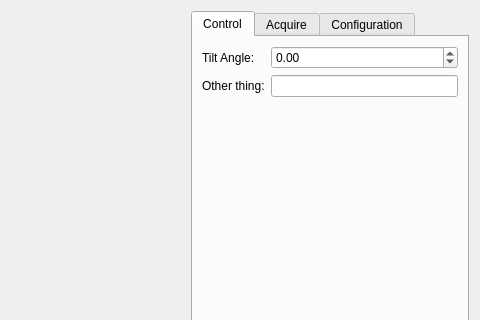
OpenChemistry/tomviz, file tomviz/AcquisitionWidget.ui: the form before one commit; both pictures show x 887 to 1367 and y 0 to 320 of the 1367 by 797 pixel window.
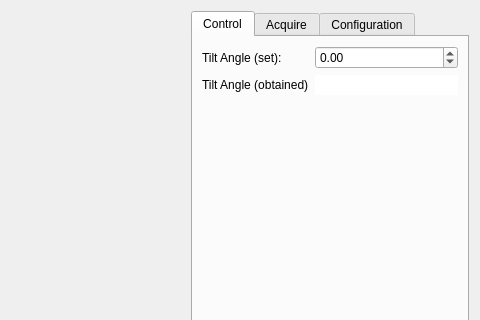
The form after the commit. Custom widgets are drawn as their Qt base class.

Commit message:
Record and show the angle obtained from the response
This may not exactly match what was requested, and in the case of the
mock server it will give you the closest angle in the data set it has.
This means +/-73 degrees in 2 degree increments.

Diff of the .ui file:
```diff
--- a/tomviz/AcquisitionWidget.ui
+++ b/tomviz/AcquisitionWidget.ui
@@ -47,7 +47,7 @@
           <item row="0" column="0">
            <widget class="QLabel" name="tiltAngleLabel">
             <property name="text">
-             <string>Tilt Angle:</string>
+             <string>Tilt Angle (set):</string>
             </property>
            </widget>
           </item>
@@ -64,7 +64,7 @@
           <item row="1" column="0">
            <widget class="QLabel" name="otherLabel">
             <property name="text">
-             <string>Other thing:</string>
+             <string>Tilt Angle (obtained)</string>
             </property>
            </widget>
           </item>
@@ -76,9 +76,15 @@
             <property name="maxLength">
              <number>10</number>
             </property>
-            <property name="clearButtonEnabled">
+            <property name="frame">
+             <bool>false</bool>
+            </property>
+            <property name="readOnly">
              <bool>true</bool>
             </property>
+            <property name="clearButtonEnabled">
+             <bool>false</bool>
+            </property>
            </widget>
           </item>
          </layout>
```
Left out of the diff: 2 changed lines with no effect on the pictures. The commit also changes 2 other files.
